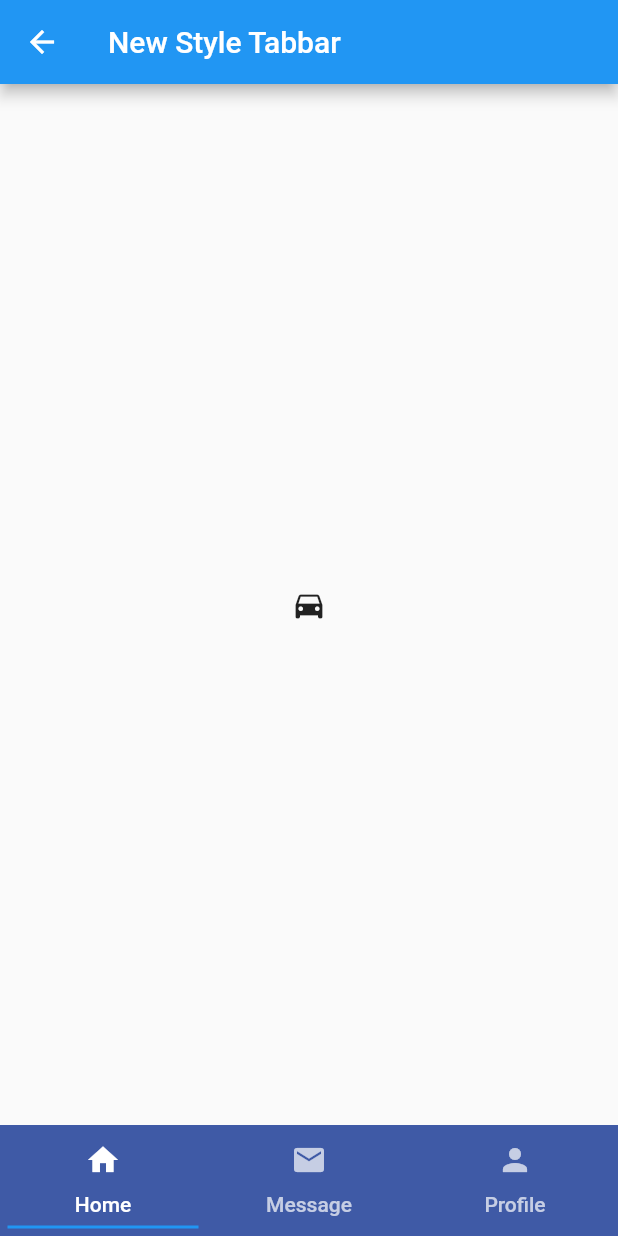
After one commit to vanhoangluyen/FT_Tabbar, a Flutter app: the NewStyleTabbarController screen opened directly, on a phone screen of 412 x 824 dp. The commit adds this screen. Run offline on Flutter 3.47's test engine with Material 2 defaults, Android fonts, the phone set to English and light mode, and no system bars.

Commit message:
[Add] added bug new style tabbar on error

```diff
--- /dev/null
+++ b/lib/newStyleTabbar.dart
@@ -0,0 +1,60 @@
+import 'package:flutter/material.dart';
+import 'package:flutter/widgets.dart';
+
+class NewStyleTabbarController extends StatefulWidget {
+  @override
+  State<StatefulWidget> createState() {
+    // TODO: implement createState
+    return NewHomeState();
+  }
+}
+
+class NewHomeState extends State<NewStyleTabbarController> {
+  @override
+  Widget build(BuildContext context) {
+    // TODO: implement build
+    return DefaultTabController(
+      length: 4,
+      child: Scaffold(
+        appBar: AppBar(
+          title: Text('New Style Tabbar'),
+          backgroundColor: Colors.blue,
+        ),
+        bottomNavigationBar: bottomTabbar(),
+        body: TabBarView(children: [
+          Container(child: Icon(Icons.directions_car)),
+          Container(child: Icon(Icons.directions_transit)),
+          Container(child: Icon(Icons.directions_bike)),
+          Container(child: Icon(Icons.directions_bike)),
+        ]),
+      ),
+    );
+  }
+}
+
+Widget bottomTabbar() {
+  return Container(
+    color: Color(0xFF3F5AA6),
+    child: TabBar(
+      labelColor: Colors.white,
+      unselectedLabelColor: Colors.white70,
+      indicatorSize: TabBarIndicatorSize.tab,
+      indicatorPadding: EdgeInsets.all(5.0),
+      indicatorColor: Colors.blue,
+      tabs: <Widget>[
+        Tab(
+          text: 'Home',
+          icon: Icon(Icons.home),
+        ),
+        Tab(
+          text: 'Message',
+          icon: Icon(Icons.mail),
+        ),
+        Tab(
+          text: 'Profile',
+          icon: Icon(Icons.person),
+        )
+      ],
+    ),
+  );
+}
--- a/lib/tabbar.dart
+++ b/lib/tabbar.dart
@@ -26,6 +26,7 @@ class HomeState extends State<TabbarController> {
       body: children[currentIndex],
       bottomNavigationBar: BottomNavigationBar(
         onTap: onTapped,
+        selectedItemColor: Colors.amber,
         currentIndex: currentIndex,
         items: [
           BottomNavigationBarItem(title: Text('Home'), icon: Icon(Icons.home)),
```
